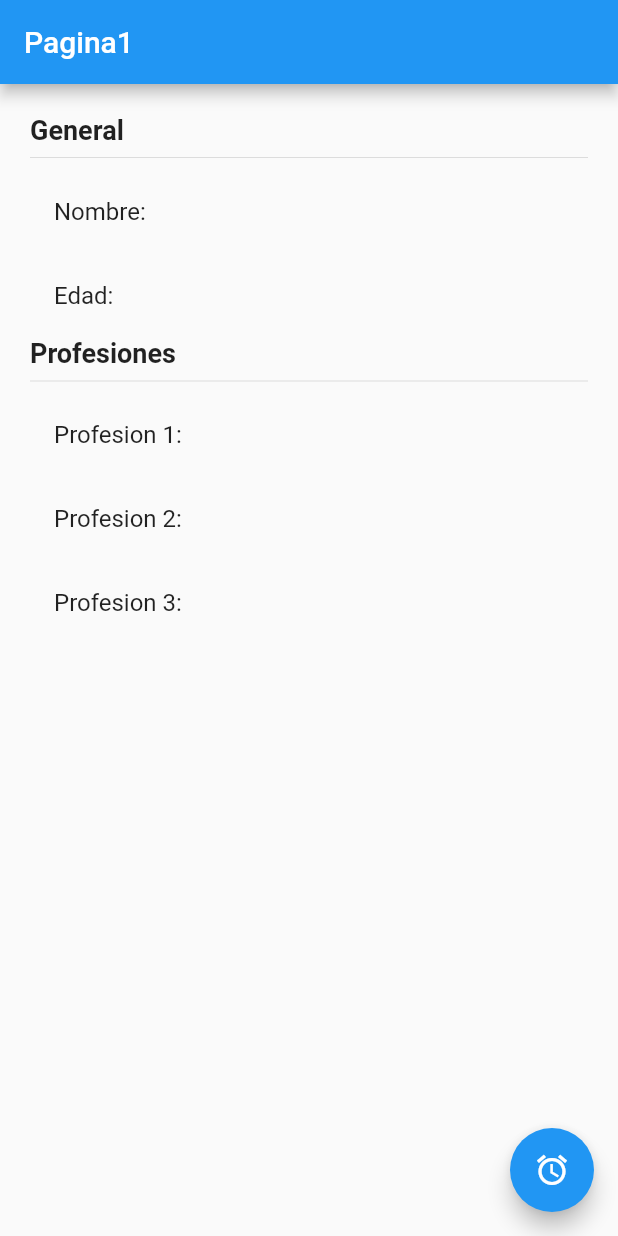
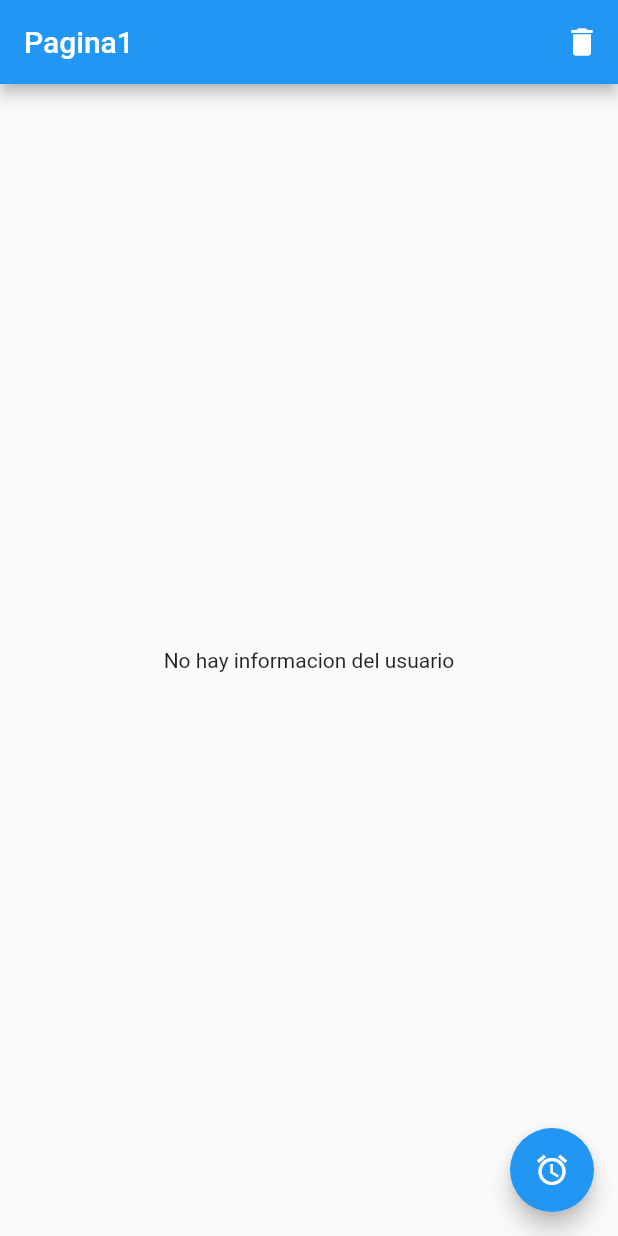
Before and after one commit to OrlinAlvarado/estados.flutter, a Flutter app: the screen it shows after launch, on a phone screen of 412 x 824 dp. Run offline on Flutter 3.47's test engine with Material 2 defaults, Android fonts, the phone set to English and light mode, and no system bars; our stand-ins replace flutter_bloc.

Commit message:
Rama Cubit terminada

```diff
--- /dev/null
+++ b/lib/bloc/usuario/usuario_cubit.dart
@@ -0,0 +1,41 @@
+import 'package:meta/meta.dart';
+import 'package:flutter_bloc/flutter_bloc.dart';
+
+import 'package:estados/models/usuario.dart';
+
+part 'usuario_state.dart';
+
+class UsuarioCubit extends Cubit<UsuarioState> {
+  UsuarioCubit() : super(UsuarioInitial());
+
+  void selecccionarUsuario( Usuario user){
+    emit(new UsuarioActivo( user ));
+  }
+
+  void cambiarEdad( int edad){
+    final currentState = state;
+
+    if( currentState is UsuarioActivo){
+      final newUser = currentState.usuario.copyWith( edad: 35);
+      emit( UsuarioActivo( newUser ));
+    }
+  }
+
+  void agregarProfesion(){
+    final currentState = state;
+
+    if( currentState is UsuarioActivo){
+
+      final newProfesiones = [
+        ...currentState.usuario.profesiones,
+        "Profesion ${ currentState.usuario.profesiones.length + 1 }"
+      ];
+      final newUser = currentState.usuario.copyWith( profesiones: newProfesiones);
+      emit( UsuarioActivo( newUser ));
+    }
+  }
+
+  void borrarUsuario(){
+    emit(UsuarioInitial());
+  }
+}
--- /dev/null
+++ b/lib/bloc/usuario/usuario_state.dart
@@ -0,0 +1,19 @@
+part of 'usuario_cubit.dart';
+
+@immutable
+abstract class UsuarioState{}
+
+class UsuarioInitial extends UsuarioState {
+  final existeUsuario = false;
+
+}
+
+
+class UsuarioActivo extends UsuarioState{
+  final existeUsuario = true;
+  final Usuario usuario;
+
+  UsuarioActivo(this.usuario);
+
+
+}
--- a/lib/main.dart
+++ b/lib/main.dart
@@ -1,13 +1,20 @@
+import 'package:estados/bloc/usuario/usuario_cubit.dart';
+import 'package:flutter/material.dart';
+import 'package:flutter_bloc/flutter_bloc.dart';
+
 import 'package:estados/pages/pagina1_page.dart';
 import 'package:estados/pages/pagina2_page.dart';
-import 'package:flutter/material.dart';
 
 void main() => runApp(MyApp());
 
 class MyApp extends StatelessWidget {
   @override
   Widget build(BuildContext context) {
-    return MaterialApp(
+    return MultiBlocProvider(
+      providers: [
+        BlocProvider(create: (_) => new UsuarioCubit())
+      ],
+      child: MaterialApp(
         debugShowCheckedModeBanner: false,
         title: 'Material App',
         initialRoute: 'pagina1',
@@ -15,6 +22,7 @@ class MyApp extends StatelessWidget {
           'pagina1': (_) => Pagina1Page(),
           'pagina2': (_) => Pagina2Page(),
         },
+      ),
     );
   }
 }
--- a/lib/models/usuario.dart
+++ b/lib/models/usuario.dart
@@ -1,7 +1,17 @@
 class Usuario {
-  String nombre;
-  int edad;
-  List<String> profesiones;
+  final String nombre;
+  final int edad;
+  final List<String> profesiones;
 
   Usuario({ this.nombre, this.edad, this.profesiones });
+
+  Usuario copyWith({
+    String nombre,
+    int edad,
+    List<String> profesiones
+  }) => Usuario(
+      nombre: nombre ?? this.nombre,
+      edad: edad ?? this.edad,
+      profesiones: profesiones ?? this.profesiones,
+    );
 }
--- a/lib/pages/pagina1_page.dart
+++ b/lib/pages/pagina1_page.dart
@@ -1,6 +1,9 @@
 import 'dart:ui';
 
+import 'package:estados/bloc/usuario/usuario_cubit.dart';
+import 'package:estados/models/usuario.dart';
 import 'package:flutter/material.dart';
+import 'package:flutter_bloc/flutter_bloc.dart';
 
 class Pagina1Page extends StatelessWidget {
 
@@ -8,9 +11,14 @@ class Pagina1Page extends StatelessWidget {
   Widget build(BuildContext context) {
    return Scaffold(
       appBar: AppBar(
-           title: Text('Pagina1', textAlign: TextAlign.center,)
+           title: Text('Pagina1', textAlign: TextAlign.center),
+           actions: [
+             IconButton(icon: Icon(Icons.delete), onPressed: (){
+               context.bloc<UsuarioCubit>().borrarUsuario();
+             })
+           ],
       ),
-      body: InformacionUsuario(),
+      body: BodyScaffold(),
       floatingActionButton: FloatingActionButton(
         child: Icon( Icons.access_alarm),
         onPressed: ()  => Navigator.pushNamed(context, 'pagina2')
@@ -19,7 +27,30 @@ class Pagina1Page extends StatelessWidget {
   }
 }
 
+class BodyScaffold extends StatelessWidget {
+
+  @override
+  Widget build(BuildContext context) {
+    return BlocBuilder<UsuarioCubit, UsuarioState>(builder: (_, state) {
+
+      switch (state.runtimeType) {
+        case UsuarioInitial:
+            return Center(child: Text('No hay informacion del usuario'));
+          break;
+        case UsuarioActivo:
+          return InformacionUsuario( (state as UsuarioActivo).usuario );
+        break;
+        default:
+          return Center(child: Text('Estado no reconocido'));
+      }
+    });
+  }
+}
+
 class InformacionUsuario extends StatelessWidget {
+  final Usuario usuario;
+
+  const InformacionUsuario(this.usuario);
 
   @override
   Widget build(BuildContext context) {
@@ -33,16 +64,15 @@ class InformacionUsuario extends StatelessWidget {
           Text('General', style: TextStyle(fontSize: 18, fontWeight: FontWeight.bold)),
           Divider(),
 
-          ListTile(title: Text('Nombre: ')),
-          ListTile(title: Text('Edad: ')),
+          ListTile(title: Text('Nombre: ${ usuario.nombre }')),
+          ListTile(title: Text('Edad: ${ usuario.edad }')),
 
           Text('Profesiones', style: TextStyle(fontSize: 18, fontWeight: FontWeight.bold)),
           Divider(),
 
-          ListTile(title: Text('Profesion 1: ')),
-          ListTile(title: Text('Profesion 2: ')),
-          ListTile(title: Text('Profesion 3: ')),
 
+
+          ...usuario.profesiones.map((profesion) => ListTile(title: Text(profesion))).toList()
         ],
       ),
     );
--- a/lib/pages/pagina2_page.dart
+++ b/lib/pages/pagina2_page.dart
@@ -1,11 +1,15 @@
 import 'dart:ui';
+import 'package:flutter/material.dart';
+import 'package:flutter_bloc/flutter_bloc.dart';
 
-import 'package:flutter/material.dart';
+import 'package:estados/bloc/usuario/usuario_cubit.dart';
+import 'package:estados/models/usuario.dart';
 
 class Pagina2Page extends StatelessWidget {
 
 @override
   Widget build(BuildContext context) {
+   final usuarioCubit = context.bloc<UsuarioCubit>();
    return Scaffold(
       appBar: AppBar(
            title: Text('Pagina2', textAlign: TextAlign.center,)
@@ -18,21 +22,30 @@ class Pagina2Page extends StatelessWidget {
               child: Text('Establecer usuario', style: TextStyle(color: Colors.white),),
               color: Colors.blue,
               onPressed: (){
+                final newUser = new Usuario(
+                  nombre: 'Orlin Alvarado',
+                  edad: 34,
+                  profesiones: [
+                    'FullStack Developer',
+                    'Database manager'
+                  ]
+                );
 
+               usuarioCubit.selecccionarUsuario(newUser);
               }
             ),
             MaterialButton(
               child: Text('Cambiar edad', style: TextStyle(color: Colors.white),),
               color: Colors.blue,
               onPressed: (){
-
+                usuarioCubit.cambiarEdad(30);
               }
             ),
             MaterialButton(
               child: Text('Añadir profesiones', style: TextStyle(color: Colors.white),),
               color: Colors.blue,
               onPressed: (){
-
+                usuarioCubit.agregarProfesion();
               }
             ),
           ],
--- a/pubspec.yaml
+++ b/pubspec.yaml
@@ -28,6 +28,7 @@ dependencies:
   # The following adds the Cupertino Icons font to your application.
   # Use with the CupertinoIcons class for iOS style icons.
   cupertino_icons: ^1.0.0
+  flutter_bloc: ^6.0.6
 
 dev_dependencies:
   flutter_test:
```
Also changed, not shown: pubspec.lock. Lines whose indentation alone changed are shown as unchanged.
